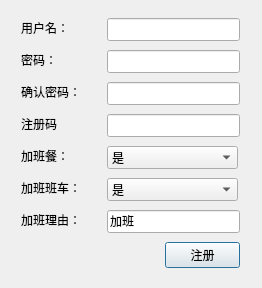
First picture: the form in Codes/QT_UI/Register.ui, repository q381528589/AddWork, before the edit.
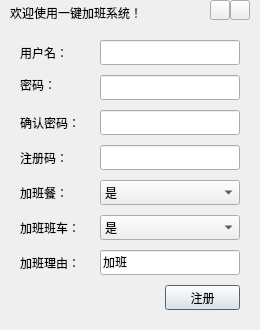
Second picture: the form after the edit. Icons and pictures are not drawn.

Commit message: 新增：注册界面的QSS

```diff
--- a/Codes/QT_UI/Register.ui
+++ b/Codes/QT_UI/Register.ui
@@ -6,8 +6,8 @@
    <rect>
     <x>0</x>
     <y>0</y>
-    <width>262</width>
-    <height>288</height>
+    <width>260</width>
+    <height>330</height>
    </rect>
   </property>
   <property name="sizePolicy">
@@ -26,10 +26,10 @@
   <widget class="QLabel" name="Label_User">
    <property name="geometry">
     <rect>
-     <x>21</x>
-     <y>18</y>
-     <width>64</width>
-     <height>20</height>
+     <x>20</x>
+     <y>40</y>
+     <width>80</width>
+     <height>25</height>
     </rect>
    </property>
    <property name="font">
@@ -45,9 +45,9 @@
   <widget class="QLabel" name="Lablel_Psw1">
    <property name="geometry">
     <rect>
-     <x>21</x>
-     <y>50</y>
-     <width>48</width>
+     <x>20</x>
+     <y>75</y>
+     <width>80</width>
      <height>20</height>
     </rect>
    </property>
@@ -64,10 +64,10 @@
   <widget class="QLabel" name="Label_Psw2">
    <property name="geometry">
     <rect>
-     <x>21</x>
-     <y>82</y>
+     <x>20</x>
+     <y>110</y>
      <width>80</width>
-     <height>20</height>
+     <height>25</height>
     </rect>
    </property>
    <property name="font">
@@ -83,10 +83,10 @@
   <widget class="QLabel" name="Label_Dinner">
    <property name="geometry">
     <rect>
-     <x>21</x>
-     <y>146</y>
-     <width>64</width>
-     <height>20</height>
+     <x>20</x>
+     <y>180</y>
+     <width>80</width>
+     <height>25</height>
     </rect>
    </property>
    <property name="font">
@@ -102,10 +102,10 @@
   <widget class="QLabel" name="Label_Bus">
    <property name="geometry">
     <rect>
-     <x>21</x>
-     <y>178</y>
+     <x>20</x>
+     <y>215</y>
      <width>80</width>
-     <height>20</height>
+     <height>25</height>
     </rect>
    </property>
    <property name="font">
@@ -121,26 +121,20 @@
   <widget class="QLineEdit" name="Text_User">
    <property name="geometry">
     <rect>
-     <x>107</x>
-     <y>18</y>
-     <width>133</width>
-     <height>23</height>
+     <x>100</x>
+     <y>40</y>
+     <width>140</width>
+     <height>25</height>
     </rect>
    </property>
-   <property name="font">
-    <font>
-     <family>Agency FB</family>
-     <pointsize>9</pointsize>
-    </font>
-   </property>
   </widget>
   <widget class="QLineEdit" name="Text_Psw1">
    <property name="geometry">
     <rect>
-     <x>107</x>
-     <y>50</y>
-     <width>133</width>
-     <height>23</height>
+     <x>100</x>
+     <y>75</y>
+     <width>140</width>
+     <height>25</height>
     </rect>
    </property>
    <property name="font">
@@ -156,10 +150,10 @@
   <widget class="QLineEdit" name="Text_Psw2">
    <property name="geometry">
     <rect>
-     <x>107</x>
-     <y>82</y>
-     <width>133</width>
-     <height>23</height>
+     <x>100</x>
+     <y>110</y>
+     <width>140</width>
+     <height>25</height>
     </rect>
    </property>
    <property name="font">
@@ -175,10 +169,10 @@
   <widget class="QComboBox" name="Combo_Dinner">
    <property name="geometry">
     <rect>
-     <x>107</x>
-     <y>146</y>
-     <width>131</width>
-     <height>23</height>
+     <x>100</x>
+     <y>180</y>
+     <width>140</width>
+     <height>25</height>
     </rect>
    </property>
    <property name="font">
@@ -201,10 +195,10 @@
   <widget class="QComboBox" name="Combo_Bus">
    <property name="geometry">
     <rect>
-     <x>107</x>
-     <y>178</y>
-     <width>131</width>
-     <height>23</height>
+     <x>100</x>
+     <y>215</y>
+     <width>140</width>
+     <height>25</height>
     </rect>
    </property>
    <property name="font">
@@ -227,10 +221,10 @@
   <widget class="QLineEdit" name="Text_Reason">
    <property name="geometry">
     <rect>
-     <x>107</x>
-     <y>210</y>
-     <width>133</width>
-     <height>23</height>
+     <x>100</x>
+     <y>250</y>
+     <width>140</width>
+     <height>25</height>
     </rect>
    </property>
    <property name="font">
@@ -247,9 +241,9 @@
    <property name="geometry">
     <rect>
      <x>165</x>
-     <y>242</y>
+     <y>285</y>
      <width>75</width>
-     <height>26</height>
+     <height>25</height>
     </rect>
    </property>
    <property name="font">
@@ -265,10 +259,10 @@
   <widget class="QLineEdit" name="Text_RegCode">
    <property name="geometry">
     <rect>
-     <x>107</x>
-     <y>114</y>
-     <width>133</width>
-     <height>23</height>
+     <x>100</x>
+     <y>145</y>
+     <width>140</width>
+     <height>25</height>
     </rect>
    </property>
    <property name="font">
@@ -281,10 +275,10 @@
   <widget class="QLabel" name="Label_RegCode">
    <property name="geometry">
     <rect>
-     <x>21</x>
-     <y>114</y>
-     <width>48</width>
-     <height>20</height>
+     <x>20</x>
+     <y>145</y>
+     <width>80</width>
+     <height>25</height>
     </rect>
    </property>
    <property name="font">
@@ -294,16 +288,16 @@
     </font>
    </property>
    <property name="text">
-    <string>注册码</string>
+    <string>注册码：</string>
    </property>
   </widget>
   <widget class="QLabel" name="Label_Reason">
    <property name="geometry">
     <rect>
-     <x>21</x>
-     <y>210</y>
+     <x>20</x>
+     <y>250</y>
      <width>80</width>
-     <height>20</height>
+     <height>25</height>
     </rect>
    </property>
    <property name="font">
@@ -319,10 +313,10 @@
   <widget class="QLabel" name="Label_Status">
    <property name="geometry">
     <rect>
-     <x>21</x>
-     <y>242</y>
-     <width>131</width>
-     <height>20</height>
+     <x>20</x>
+     <y>285</y>
+     <width>130</width>
+     <height>25</height>
     </rect>
    </property>
    <property name="font">
@@ -335,6 +329,51 @@
     <string/>
    </property>
   </widget>
+  <widget class="QToolButton" name="Tool_Close">
+   <property name="geometry">
+    <rect>
+     <x>230</x>
+     <y>0</y>
+     <width>20</width>
+     <height>20</height>
+    </rect>
+   </property>
+   <property name="text">
+    <string/>
+   </property>
+   <property name="popupMode">
+    <enum>QToolButton::InstantPopup</enum>
+   </property>
+  </widget>
+  <widget class="QToolButton" name="Tool_Min">
+   <property name="geometry">
+    <rect>
+     <x>210</x>
+     <y>0</y>
+     <width>20</width>
+     <height>20</height>
+    </rect>
+   </property>
+   <property name="text">
+    <string/>
+   </property>
+   <property name="popupMode">
+    <enum>QToolButton::InstantPopup</enum>
+   </property>
+  </widget>
+  <widget class="QLabel" name="Label_Register">
+   <property name="geometry">
+    <rect>
+     <x>10</x>
+     <y>0</y>
+     <width>140</width>
+     <height>25</height>
+    </rect>
+   </property>
+   <property name="text">
+    <string>欢迎使用一键加班系统！</string>
+   </property>
+  </widget>
  </widget>
  <tabstops>
   <tabstop>Text_User</tabstop>
```
The commit also changes 4 other files.
